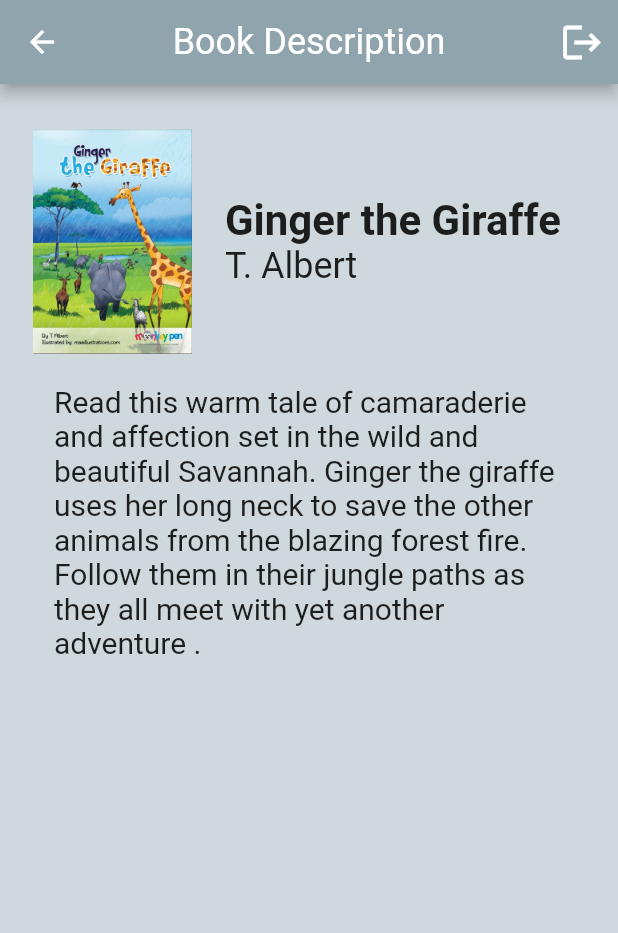
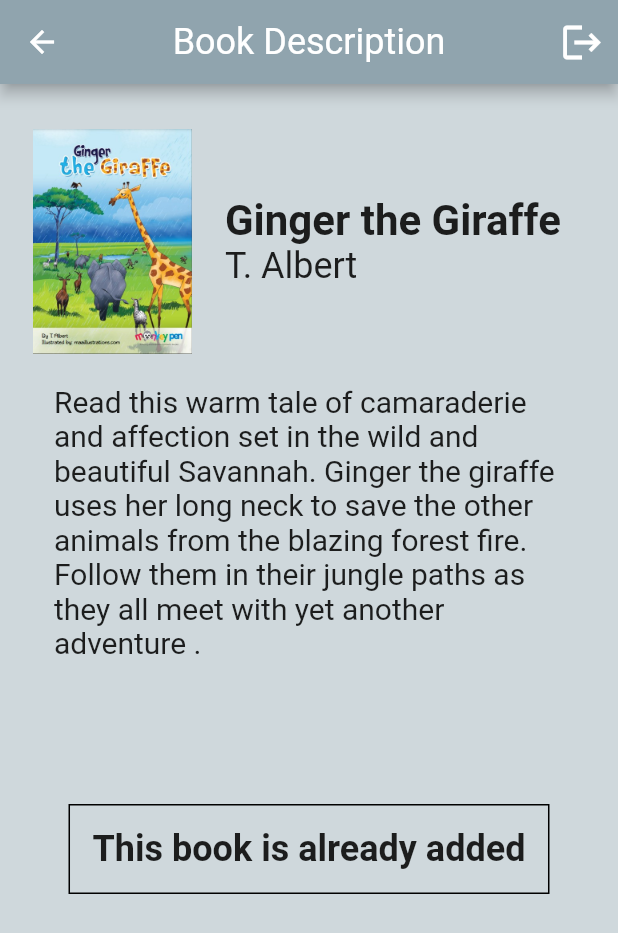
Before and after one commit to S9406133/my_story_teller, a Flutter app: the BookDescr screen opened by its route, on a phone screen of 412 x 824 dp. Shown: the top 933 px of the screen. Run offline on Flutter 3.47's test engine with Material 2 defaults, Android fonts, the light colour scheme and no system bars; our stand-ins replace card_swiper.

Commit message:
Finalised book_descr Refined code

```diff
--- a/lib/data/book.dart
+++ b/lib/data/book.dart
@@ -34,6 +34,10 @@ class Recording {
 
   Recording(this.recorder, this.location, this.date, this.length);
 }
+
+// TODO put in search_results
+int searchedBookIndex = 0;
+List<Book> searchList = [];
 
 // Creates test list(array) of books
 // description has to be maximum 95 characters
--- a/lib/screens/book_descr.dart
+++ b/lib/screens/book_descr.dart
@@ -1,16 +1,42 @@
 import 'package:flutter/material.dart';
 import 'package:my_story_teller/data/book.dart';
 import 'package:my_story_teller/data/user.dart';
+import 'package:my_story_teller/elements/dialog_box.dart';
 
 /* Shows a full description of a book - Route: '/bookDescr' */
 
-class BookDescr extends StatelessWidget {
+class BookDescr extends StatefulWidget {
   BookDescr({Key? key}) : super(key: key);
 
-  final Book _currentBook = users[currentUserIndex].savedBooks[currentBookIndex];
+  @override
+  State<BookDescr> createState() => _BookDescrState();
+}
+
+class _BookDescrState extends State<BookDescr> {
+  final Book _currentBook = books[searchedBookIndex];
+  bool _exists = false;
+  bool _visible = true;
 
   final bgColor = Colors.blueGrey;
-  final buttonColor = Colors.teal;
+  final buttonColor = Colors.white;
+
+  @override
+  void initState() {
+    _exists = users[currentUserIndex].bookExists(books[searchedBookIndex].title);
+    if (_exists == true) {
+      _visible = false;
+    }
+    super.initState();
+  }
+
+  void setExists() {
+    _exists = users[currentUserIndex].bookExists(books[searchedBookIndex].title);
+    if (_exists == true) {
+      _visible = false;
+    }else{
+      _visible = true;
+    }
+  }
 
   @override
   Widget build(BuildContext context) {
@@ -82,10 +108,69 @@ class BookDescr extends StatelessWidget {
                 ),
               ),
             ),
-              //TODO Add button
+
+            Stack(
+              children: <Widget>[
+
+                Visibility(
+                  visible: _exists,
+                  child: Container(
+                    padding: const EdgeInsets.all(15),
+                    decoration: BoxDecoration(
+                      //borderRadius: BorderRadius.circular(40),
+                      border: Border.all(
+                        //color: bgColor,
+                        //width: 10,
+                      ),
+                    ),
+                    child: const Text('This book is already added',
+                      style: TextStyle(
+                        fontSize: 24,
+                        fontWeight: FontWeight.bold,
+                      ),
+                    ),
+                  ),
+                ),
+
+                SizedBox(
+                  width: 300,
+                  height: 50,
+                  child: Visibility(
+                    visible: _visible,
+                    child: ElevatedButton(
+                      onPressed: () {
+                        bool _result = false;
+                        _result = users[currentUserIndex].saveBook(_currentBook);
+                        print('Added? $_result');
+                        if (_result == true){
+                          showDialog<String>(
+                            context: context,
+                            builder: (BuildContext context) => MyDialog(
+                                title: _currentBook.title +
+                                    ' has been successfully added.'),
+                          );
+                        }
+                        setState(() {
+                          setExists();
+                        });
+                      },
+                      child: const Text('Add book',
+                        style: TextStyle(
+                          fontSize: 26,
+                          color: Colors.black,
+                        ),
+                      ),
+                      style: ButtonStyle(
+                        backgroundColor: MaterialStateProperty.all(buttonColor),
+                      ),
+                    ),
+                  ),
+                ),
               ],
             ),
-        )
+          ],
+        ),
+      ),
     );
   }
 }
--- a/lib/screens/parent_home.dart
+++ b/lib/screens/parent_home.dart
@@ -13,7 +13,6 @@ class ParentHome extends StatefulWidget {
 class _ParentHomeState extends State<ParentHome> {
 
   final bgColor = Colors.blueGrey;
-  final buttonColor = Colors.white24;
 
   final String userName = users[currentUserIndex].current.firstname +
       ' ' + users[currentUserIndex].current.lastname;
@@ -136,7 +135,7 @@ class HomeScreenButton extends StatelessWidget {
 
   @override
   Widget build(BuildContext context) {
-    return SizedBox(  // Search Button
+    return SizedBox(
       width: 300,
       height: 50,
       child: ElevatedButton(
```
Also changed, not shown: lib/data/user.dart (+39 -15 lines), lib/screens/add_profile.dart (+6 -8 lines). Lines whose indentation alone changed are shown as unchanged.
